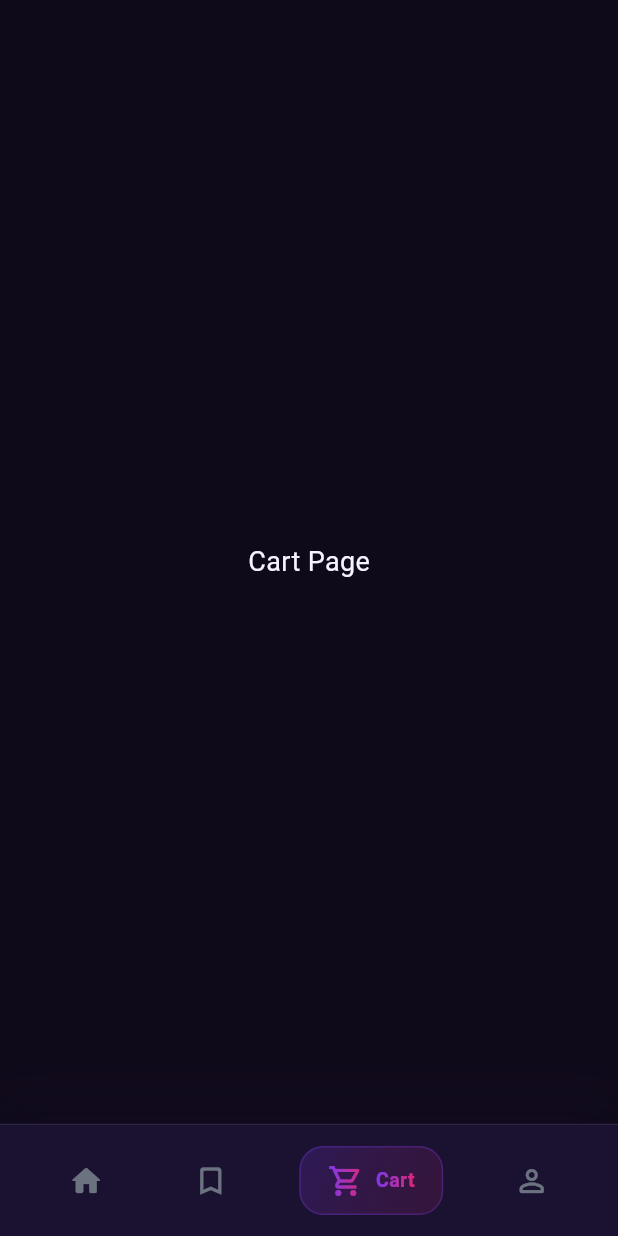
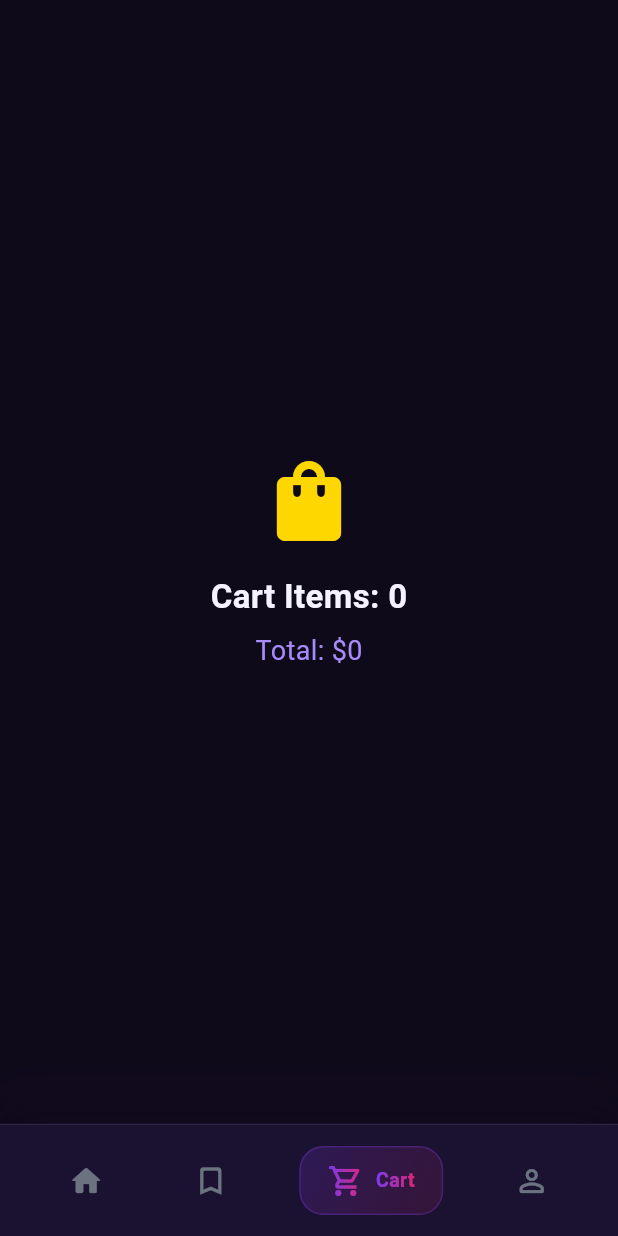
Before and after one commit to kerilous1/bookia_store, a Flutter app: the MainLayout screen opened directly, item 3 of the bottom bar chosen, on a phone screen of 412 x 824 dp. Run offline on Flutter 3.47's test engine with Material 3 defaults, Android fonts, the phone set to English and light mode, and no system bars; our stand-ins replace bloc, dartz, dio, flutter_bloc, flutter_secure_storage, get_it and 2 more; accounts and stored records are empty; network calls fail.

Commit message:
main & lay out & update gitit

```diff
--- a/lib/core/services/service_locator.dart
+++ b/lib/core/services/service_locator.dart
@@ -25,7 +25,6 @@ import '../../features/Authentication/domain/usecases/resend_verify_code_usecase
 import '../../features/Authentication/domain/usecases/verify_email_usecase.dart';
 import '../../features/home/data/datasources/home_remote_data_source_impl.dart';
 import '../network/api_constants.dart';
-
 final sl=GetIt.instance;
 
 Future<void> initServiceLocator()async {
--- a/lib/main_layout.dart
+++ b/lib/main_layout.dart
@@ -1,6 +1,9 @@
 import 'package:flutter/material.dart';
+import 'package:flutter_bloc/flutter_bloc.dart';
 import 'core/utils/app_colors.dart';
 import 'core/widgets/CustomBottomNavigation.dart';
+import 'features/cart/presentation/cubit/cart_state_cubit.dart';
+import 'features/home/presentation/pages/home_page.dart';
 
 class MainLayout extends StatefulWidget {
   const MainLayout({super.key});
@@ -12,25 +15,81 @@ class MainLayout extends StatefulWidget {
 class _MainLayoutState extends State<MainLayout> {
   int currentIndex = 0;
 
+  @override
+  Widget build(BuildContext context) {
     final List<Widget> pages = [
-    const Center(
-      child: Text(
-        "Home Page",
-        style: TextStyle(color: AppColors.textPrimary, fontSize: 18),
+      const HomePage(),
+      BlocBuilder<CartStateCubit, CartStateState>(
+        builder: (context, state) {
+          int count = 0;
+          if (state is CartUpdateState) {
+            count = state.cartProducts.length;
+          }
+          return Center(
+            child: Column(
+              mainAxisAlignment: MainAxisAlignment.center,
+              children: [
+                const Icon(
+                  Icons.favorite_rounded,
+                  color: AppColors.hotPink,
+                  size: 64,
+                ),
+                SizedBox(height: 16),
+                Text(
+                  'Saved Books:$count',
+                  style: const TextStyle(
+                    color: AppColors.textPrimary,
+                    fontSize: 22,
+                    fontWeight: FontWeight.bold,
                   ),
                 ),
-    const Center(
-      child: Text(
-        "Saved Page",
-        style: TextStyle(color: AppColors.textPrimary, fontSize: 18),
+              ],
+            ),
+          );
+        },
+      ),
+
+      //cart builder
+      BlocBuilder<CartStateCubit, CartStateState>(
+        builder: (context, state) {
+          int count = 0;
+          num totalPrice = 0;
+          if (state is CartUpdateState) {
+            count = state.cartProducts.length;
+            totalPrice = state.totalPrice;
+          }
+          return Center(
+            child: Column(
+              mainAxisAlignment: MainAxisAlignment.center,
+              children: [
+                const Icon(
+                  Icons.shopping_bag_rounded,
+                  color: AppColors.accent,
+                  size: 64,
+                ),
+                const SizedBox(height: 16),
+                Text(
+                  "Cart Items: $count",
+                  style: const TextStyle(
+                    color: AppColors.textPrimary,
+                    fontSize: 22,
+                    fontWeight: FontWeight.bold,
                   ),
                 ),
-    const Center(
-      child: Text(
-        "Cart Page",
-        style: TextStyle(color: AppColors.textPrimary, fontSize: 18),
+                const SizedBox(height: 8),
+                Text(
+                  "Total: \$$totalPrice",
+                  style: const TextStyle(
+                    color: AppColors.primaryLight,
+                    fontSize: 18,
                   ),
                 ),
+              ],
+            ),
+          );
+        },
+      ),
+
       const Center(
         child: Text(
           "Profile Page",
@@ -38,9 +97,6 @@ class _MainLayoutState extends State<MainLayout> {
         ),
       ),
     ];
-
-  @override
-  Widget build(BuildContext context) {
     return Scaffold(
       backgroundColor: AppColors.background,
       body: pages[currentIndex],
```
Also changed, not shown: lib/main.dart (+8 -1 lines). Lines whose indentation alone changed are shown as unchanged.
